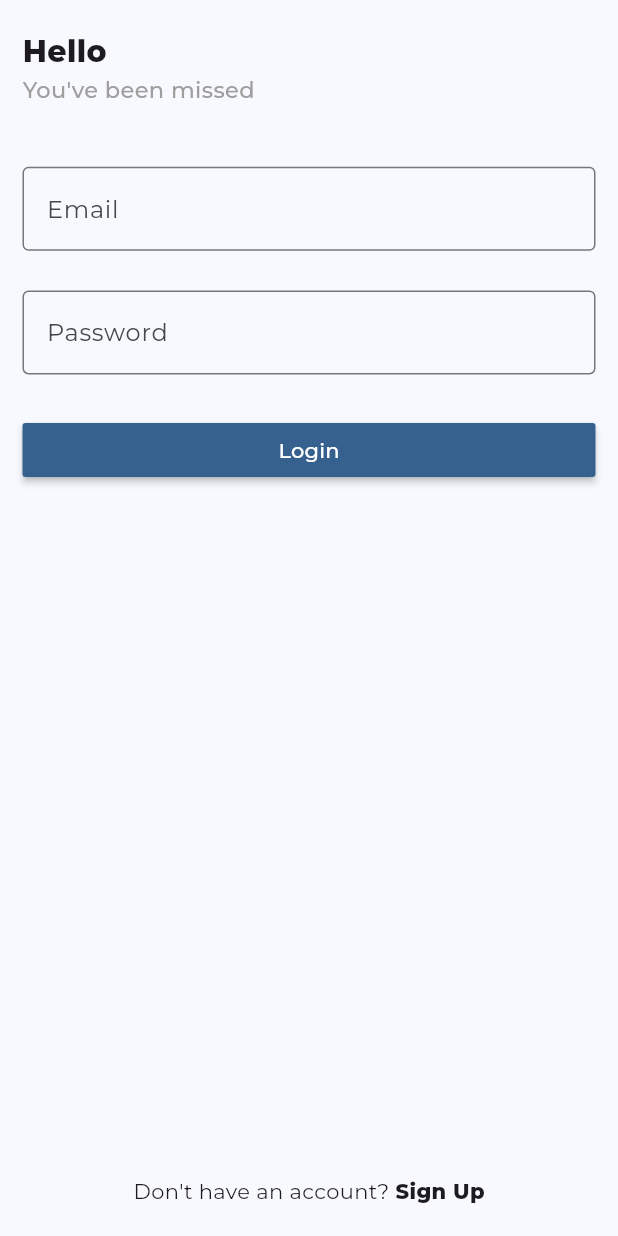
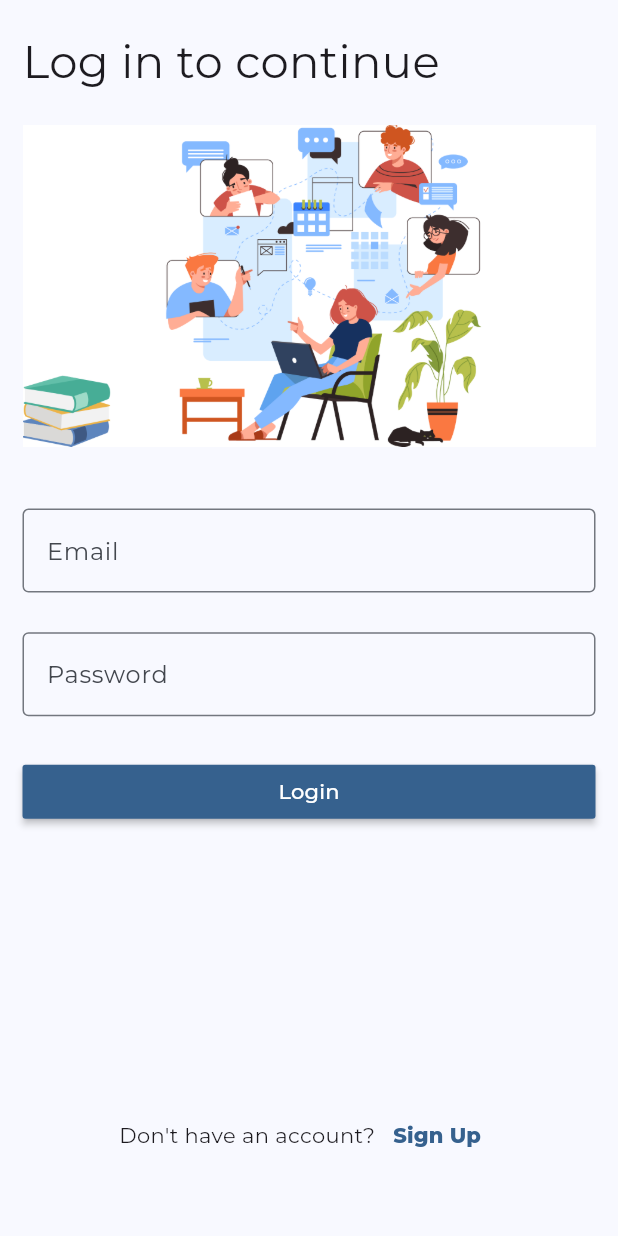
Before and after one commit to chanjunlin/brainSync, a Flutter app: the screen it shows after launch, on a phone screen of 412 x 824 dp. Run offline on Flutter 3.47's test engine with Material 3 defaults, Android fonts, the phone set to English and light mode, and no system bars; our stand-ins replace firebase_analytics, firebase_auth, firebase_core, get_it, google_fonts; accounts and stored records are empty.

Commit message:
merged our two login page tgt

```diff
--- a/lib/main.dart
+++ b/lib/main.dart
@@ -6,7 +6,6 @@ import 'package:get_it/get_it.dart';
 import 'package:google_fonts/google_fonts.dart';
 import 'firebase_options.dart';
 import 'package:flutter/material.dart';
-import 'package:brainsync/widget_tree.dart';
 import 'package:firebase_analytics/firebase_analytics.dart';
 
 Future<void> main() async {
--- a/lib/pages/login.dart
+++ b/lib/pages/login.dart
@@ -15,6 +15,8 @@ class LoginPage extends StatefulWidget {
 
 class _LoginPageState extends State<LoginPage> {
   String? email, password;
+  String? errorMessage = '';
+  bool isLogin = true;
 
   final GetIt _getIt = GetIt.instance;
   final GlobalKey<FormState> _loginFormKey = GlobalKey();
@@ -32,8 +34,20 @@ class _LoginPageState extends State<LoginPage> {
   @override
   Widget build(BuildContext context) {
     return Scaffold(
+      // appBar: AppBar(
+      //   title: const Text(
+      //     "Welcome To BrainSync!",
+      //     style: TextStyle(
+      //       color: Colors.white,
+      //       fontWeight: FontWeight.bold,
+      //     ),
+      //   ),
+      //   backgroundColor: const Color.fromARGB(255, 46, 108, 139),
+      //   centerTitle: true,
+      // ),
       resizeToAvoidBottomInset: false,
       body: _buildUI(),
+
     );
   }
 
@@ -63,21 +77,14 @@ class _LoginPageState extends State<LoginPage> {
         mainAxisAlignment: MainAxisAlignment.start,
         crossAxisAlignment: CrossAxisAlignment.start,
         children: [
-          Text(
-            "Hello",
+          const Text(
+            "Log in to continue",
             style: TextStyle(
-              fontSize: 20,
-              fontWeight: FontWeight.w800,
+              fontSize: 30,
             ),
           ),
-          Text(
-            "You've been missed",
-            style: TextStyle(
-              fontSize: 15,
-              fontWeight: FontWeight.w500,
-              color: Colors.grey,
-            ),
-          ),
+          const SizedBox(height: 20),
+          Image.asset("assets/img/study.png", alignment: Alignment.topCenter),
         ],
       ),
     );
@@ -127,16 +134,14 @@ class _LoginPageState extends State<LoginPage> {
   Widget _loginButton() {
     return SizedBox(
       width: MediaQuery.sizeOf(context).width,
-      child: MaterialButton (
+      child: MaterialButton(
         onPressed: () async {
           if (_loginFormKey.currentState?.validate() ?? false) {
             _loginFormKey.currentState?.save();
             bool result = await _authService.login(email!, password!);
             if (result) {
               _navigationService.pushReplacementNamed("/home");
-            } else {
-
-            }
+            } else {}
           }
         },
         color: Theme.of(context).colorScheme.primary,
@@ -155,17 +160,30 @@ class _LoginPageState extends State<LoginPage> {
       child: Row(
         mainAxisSize: MainAxisSize.max,
         mainAxisAlignment: MainAxisAlignment.center,
-          crossAxisAlignment: CrossAxisAlignment.end,
+        crossAxisAlignment: CrossAxisAlignment.center,
         children: [
-            const Text("Don't have an account? "),
-            Text(
+          Text('Don\'t have an account?'),
+          TextButton(
+            child: Text(
               "Sign Up",
               style: TextStyle(
                 fontWeight: FontWeight.w800,
               ),
+            ),
+            onPressed: () async {
+              _navigationService.pushNamed("/register");
+            },
           )
         ],
       ),
     );
   }
+
+  Widget _errorMessage() {
+    return Text(errorMessage == '' ? '' : '$errorMessage',
+        style: const TextStyle(
+          color: Colors.red,
+          fontWeight: FontWeight.bold,
+        ));
   }
+}
--- a/lib/pages/login_register.dart
+++ b/lib/pages/login_register.dart
@@ -1,4 +1,4 @@
-import 'package:brainsync/pages/register_page.dart';
+import 'package:brainsync/pages/register.dart';
 import 'package:flutter/material.dart';
 import 'package:firebase_auth/firebase_auth.dart';
 import 'package:brainsync/auth.dart';
--- a/lib/services/navigation_service.dart
+++ b/lib/services/navigation_service.dart
@@ -1,4 +1,5 @@
 import 'package:brainsync/pages/login.dart';
+import 'package:brainsync/pages/register.dart';
 import 'package:flutter/cupertino.dart';
 import 'package:flutter/material.dart';
 
@@ -7,7 +8,8 @@ class NavigationService {
 
   final Map<String, Widget Function(BuildContext)> _routes = {
     "/login": (context) => LoginPage(),
-    // "/home": (context) => Home(),
+    "/register": (context) => RegisterPage(),
+    // "/home": (context) => HomePage(),
   };
 
   Map<String, Widget Function(BuildContext)> get routes {
```
Also changed, not shown: lib/pages/home_page.dart (deleted, +0 -49 lines), lib/pages/register.dart (renamed from lib/pages/register_page.dart, +19 -6 lines), lib/services/auth_service.dart (+10 -0 lines), lib/widget_tree.dart (deleted, +0 -28 lines). Lines whose indentation alone changed are shown as unchanged.
